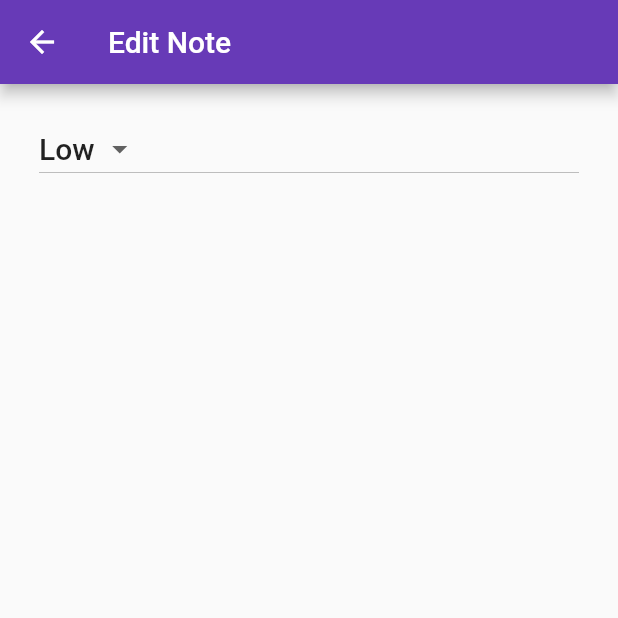
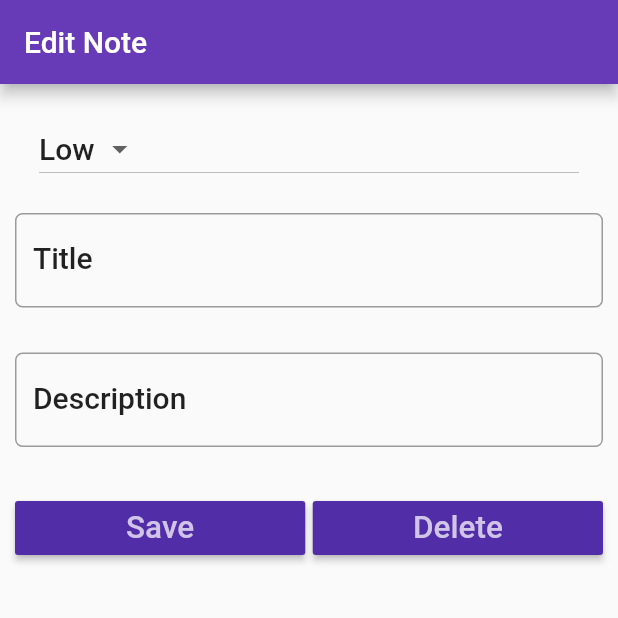
Before and after one commit to PratthamArora/TodoList_Flutter, a Flutter app: the NoteDetail screen opened directly, on a phone screen of 412 x 824 dp, the top half of it. Run offline on Flutter 3.47's test engine with Material 2 defaults, Android fonts, the phone set to English and light mode, and no system bars.

Commit message:
setup edit note screen

```diff
--- a/lib/main.dart
+++ b/lib/main.dart
@@ -1,4 +1,5 @@
 import 'package:flutter/material.dart';
+import 'package:todolistflutter/screens/note_detail.dart';
 import 'package:todolistflutter/screens/note_list.dart';
 
 void main() => runApp(MyApp());
@@ -13,7 +14,7 @@ class MyApp extends StatelessWidget {
       theme: ThemeData(
         primarySwatch: Colors.deepPurple,
       ),
-      home: NoteList(),
+      home: NoteDetail(),
     );
   }
 }
--- a/lib/screens/note_detail.dart
+++ b/lib/screens/note_detail.dart
@@ -9,6 +9,8 @@ class NoteDetail extends StatefulWidget {
 
 class NoteDetailState extends State<NoteDetail> {
   static var _priority = ['High', 'Low'];
+  TextEditingController titleController = TextEditingController();
+  TextEditingController descController = TextEditingController();
 
   @override
   Widget build(BuildContext context) {
@@ -39,10 +41,85 @@ class NoteDetailState extends State<NoteDetail> {
                     });
                   },
                 ),
-              )
+              ),
+
+              // second element
+              Padding(
+                padding: EdgeInsets.only(top: 15.0, bottom: 15.0),
+                child: TextField(
+                  controller: titleController,
+                  style: textStyle,
+                  onChanged: (value) {
+                    debugPrint('New value is $value');
+                  },
+                  decoration: InputDecoration(
+                      labelStyle: textStyle,
+                      labelText: 'Title',
+                      border: OutlineInputBorder(
+                          borderRadius: BorderRadius.circular(5.0))),
+                ),
+              ),
+
+              // third element
+              Padding(
+                padding: EdgeInsets.only(top: 15.0, bottom: 15.0),
+                child: TextField(
+                  controller: descController,
+                  style: textStyle,
+                  onChanged: (value) {
+                    debugPrint('New value is $value');
+                  },
+                  decoration: InputDecoration(
+                      labelStyle: textStyle,
+                      labelText: 'Description',
+                      border: OutlineInputBorder(
+                          borderRadius: BorderRadius.circular(5.0))),
+                ),
+              ),
+
+              // last element
+              Padding(
+                padding: EdgeInsets.only(top: 15.0, bottom: 15.0),
+                child: Row(
+                  children: <Widget>[
+                    Expanded(
+                      child: RaisedButton(
+                        color: Theme.of(context).primaryColorDark,
+                        textColor: Theme.of(context).primaryColorLight,
+                        child: Text(
+                          'Save',
+                          textScaleFactor: 1.5,
+                        ),
+                        onPressed: () {
+                          setState(() {
+                            debugPrint('Save button clicked');
+                          });
+                        },
+                      ),
+                    ),
+                    Container(
+                      width: 5.0,
+                    ),
+                    Expanded(
+                      child: RaisedButton(
+                        color: Theme.of(context).primaryColorDark,
+                        textColor: Theme.of(context).primaryColorLight,
+                        child: Text(
+                          'Delete',
+                          textScaleFactor: 1.5,
+                        ),
+                        onPressed: () {
+                          setState(() {
+                            debugPrint('Delete button clicked');
+                          });
+                        },
+                      ),
+                    )
+                  ],
+                ),
+              ),
             ],
           ),
         ));
-    ;
   }
 }
```
